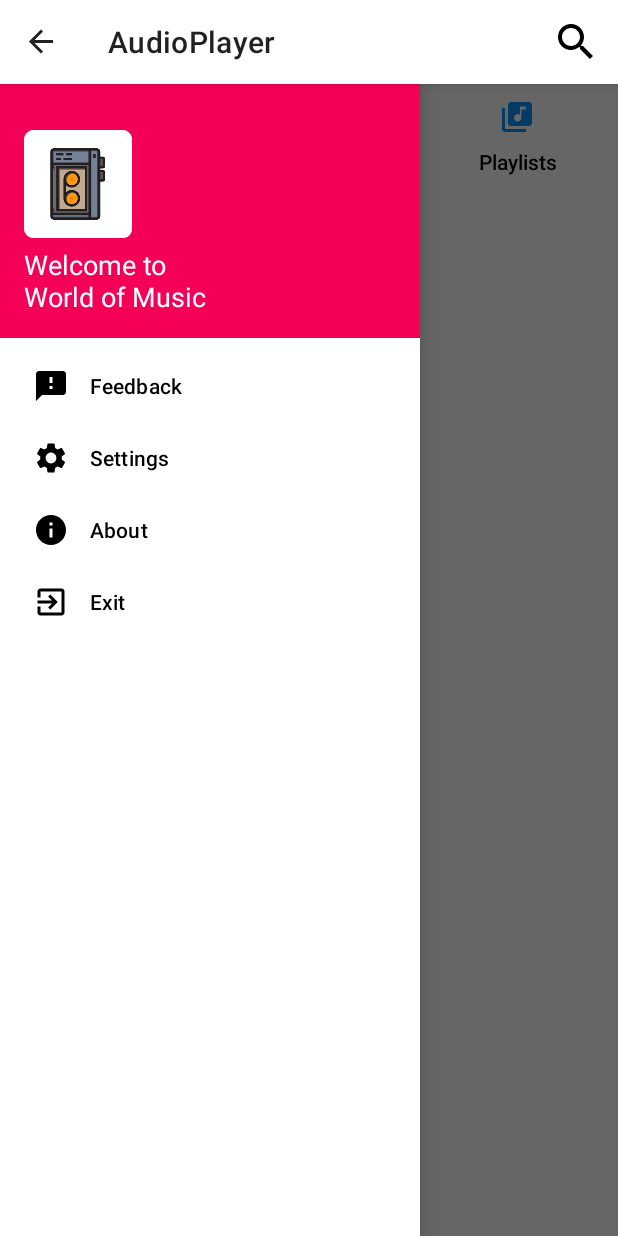
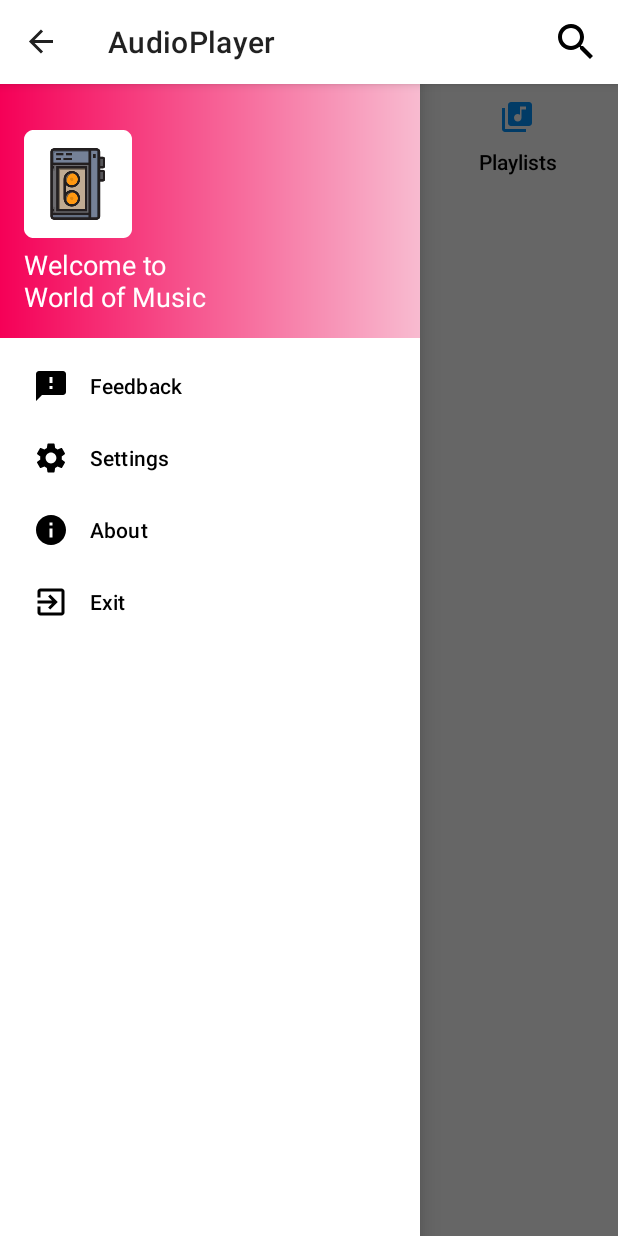
Before and after one commit to Shevy-D/AudioPlayer, an Android app: the screen it shows after launch (MainActivity), with the side drawer open, on a phone screen of 412 x 824 dp. Run offline under Robolectric (Android 15) with nearby library versions, the phone set to English and light mode, and no system bars.

Commit message:
Added customs gradient color

```diff
--- a/app/src/main/java/com/shevy/audioplayer/presentation/MainActivity.kt
+++ b/app/src/main/java/com/shevy/audioplayer/presentation/MainActivity.kt
@@ -9,6 +9,7 @@
 import android.provider.MediaStore
 import android.view.Menu
 import android.view.MenuItem
+import android.widget.LinearLayout
 import android.widget.SearchView
 import android.widget.Toast
 import androidx.appcompat.app.ActionBarDrawerToggle
@@ -42,6 +43,8 @@
         val currentTheme = arrayOf(R.style.coolPink, R.style.coolBlue, R.style.coolPurple, R.style.coolGreen, R.style.coolBlack)
         val currentThemeNav = arrayOf(R.style.coolPinkNav, R.style.coolBlueNav, R.style.coolPurpleNav, R.style.coolGreenNav,
             R.style.coolBlackNav)
+        val currentGradient = arrayOf(R.drawable.gradient_pink, R.drawable.gradient_blue, R.drawable.gradient_purple, R.drawable.gradient_green,
+            R.drawable.gradient_black)
     }
 
     override fun onCreate(savedInstanceState: Bundle?) {
@@ -253,6 +256,10 @@
 
     override fun onCreateOptionsMenu(menu: Menu?): Boolean {
         menuInflater.inflate(R.menu.search_view_menu, menu)
+
+        //for setting gradient
+        findViewById<LinearLayout>(R.id.linearLayoutNav).setBackgroundResource(currentGradient[themeIndex])
+
         val searchView = menu?.findItem(R.id.searchView)?.actionView as SearchView
         searchView.setOnQueryTextListener(object : SearchView.OnQueryTextListener {
             override fun onQueryTextSubmit(p0: String?): Boolean {
--- /dev/null
+++ b/app/src/main/res/drawable/gradient_black.xml
@@ -0,0 +1,7 @@
+<?xml version="1.0" encoding="utf-8"?>
+<shape xmlns:android="http://schemas.android.com/apk/res/android">
+    <gradient
+        android:startColor="@color/black"
+        android:endColor="@color/white"
+        android:type="linear"/>
+</shape>
--- /dev/null
+++ b/app/src/main/res/drawable/gradient_blue.xml
@@ -0,0 +1,7 @@
+<?xml version="1.0" encoding="utf-8"?>
+<shape xmlns:android="http://schemas.android.com/apk/res/android">
+    <gradient
+        android:startColor="#0091EA"
+        android:endColor="#BBDEFB"
+        android:type="linear"/>
+</shape>
--- /dev/null
+++ b/app/src/main/res/drawable/gradient_green.xml
@@ -0,0 +1,7 @@
+<?xml version="1.0" encoding="utf-8"?>
+<shape xmlns:android="http://schemas.android.com/apk/res/android">
+    <gradient
+        android:startColor="#64DD17"
+        android:endColor="#C8E6C9"
+        android:type="linear"/>
+</shape>
--- /dev/null
+++ b/app/src/main/res/drawable/gradient_pink.xml
@@ -0,0 +1,7 @@
+<?xml version="1.0" encoding="utf-8"?>
+<shape xmlns:android="http://schemas.android.com/apk/res/android">
+    <gradient
+        android:startColor="#F50057"
+        android:endColor="#F8BBD0"
+        android:type="linear"/>
+</shape>
--- /dev/null
+++ b/app/src/main/res/drawable/gradient_purple.xml
@@ -0,0 +1,7 @@
+<?xml version="1.0" encoding="utf-8"?>
+<shape xmlns:android="http://schemas.android.com/apk/res/android">
+    <gradient
+        android:startColor="#FF6200EE"
+        android:endColor="#D1C4E9"
+        android:type="linear"/>
+</shape>
```
